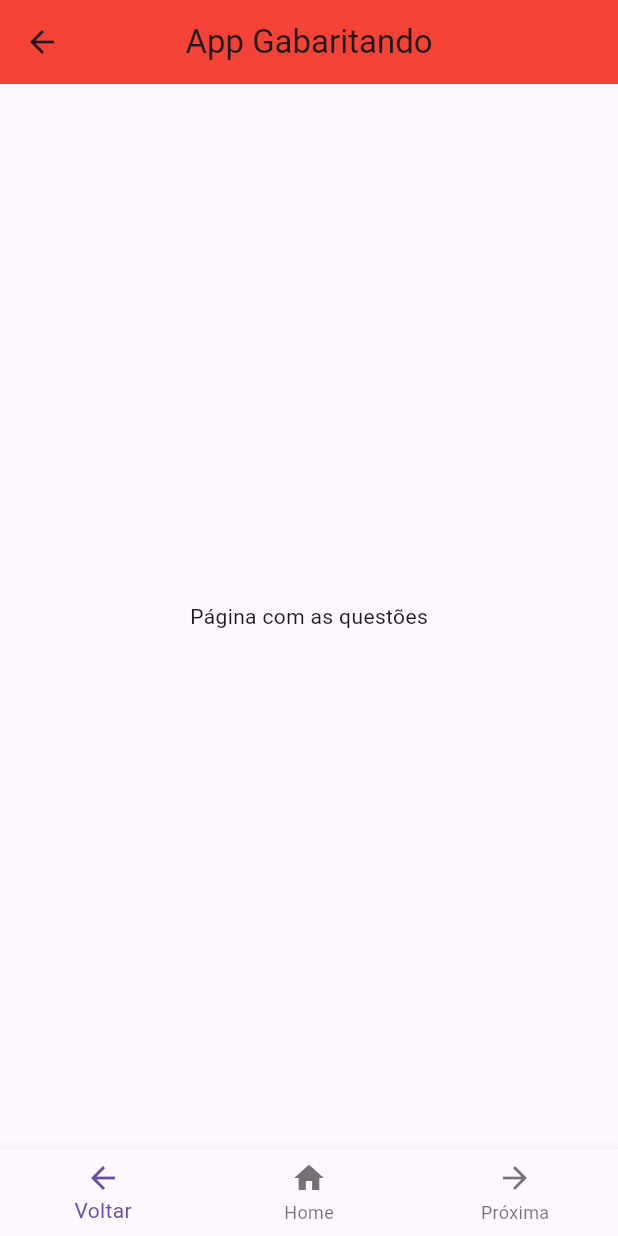
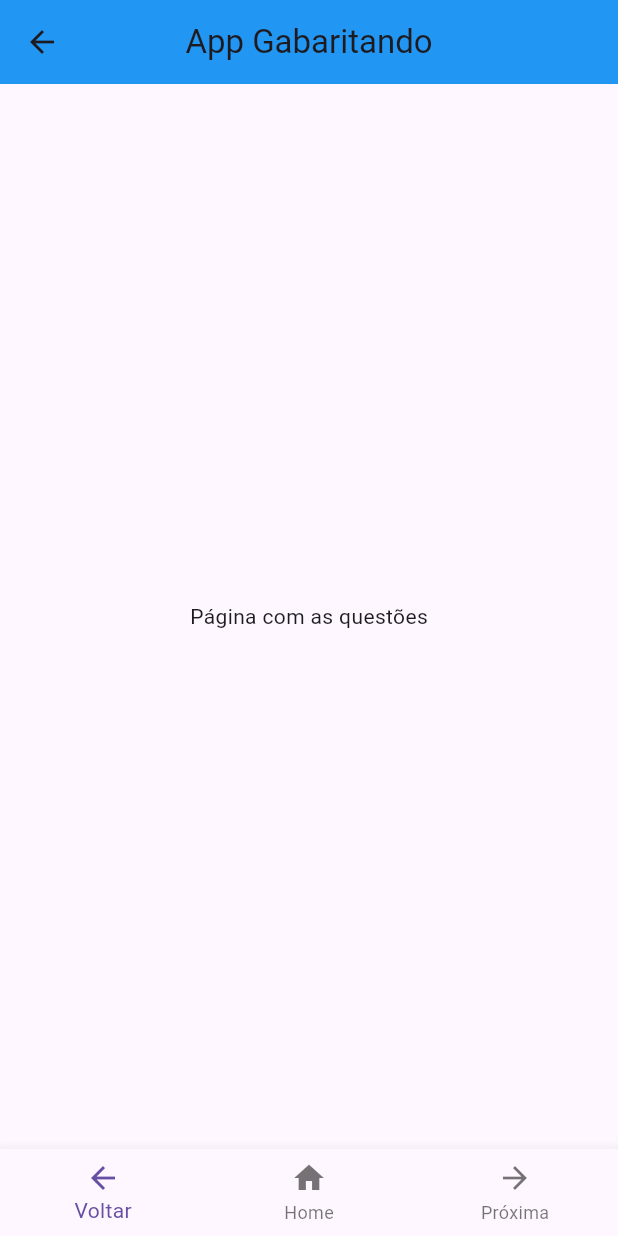
Before and after one commit to luisestevampo/flutterufba, a Flutter app: the screen it shows after launch, after a tap on "Iniciar teste", on a phone screen of 412 x 824 dp. Run offline on Flutter 3.47's test engine with Material 3 defaults, Android fonts, the phone set to English and light mode, and no system bars.

Commit message:
adicionando funcionalidade ao botão

```diff
--- a/lib/main.dart
+++ b/lib/main.dart
@@ -27,7 +27,7 @@ class inicio extends StatelessWidget {
       appBar: AppBar(
         title: const Text ("App Gabaritando"),
         centerTitle: true,
-        backgroundColor: Colors.red,
+        backgroundColor: Colors.blue,
       ),
 
       body: Center(
@@ -71,7 +71,7 @@ class FirstPage extends StatelessWidget{
       appBar: AppBar(
         title: const Text ("App Gabaritando"),
         centerTitle: true,
-        backgroundColor: Colors.red,
+        backgroundColor: Colors.blue,
       ),
 
 
@@ -96,6 +96,16 @@ class FirstPage extends StatelessWidget{
             label: 'Próxima'
             )
       ],
+      currentIndex: 0,
+      onTap: (index) {
+        if (index == 2) {
+          Navigator.push(
+            context,
+            MaterialPageRoute(builder: (context) => TelaResultado()),
+          );
+        }
+
+      },
       ),
     );
   }
@@ -113,7 +123,7 @@ class _TelaResultadoState extends State<TelaResultado> {
     return Scaffold(
       appBar: AppBar(
         title: Text("Página de Resultado"),
-        backgroundColor: Colors.red,
+        backgroundColor: Colors.green,
         centerTitle: true,
       ),
       body: Center(
```
